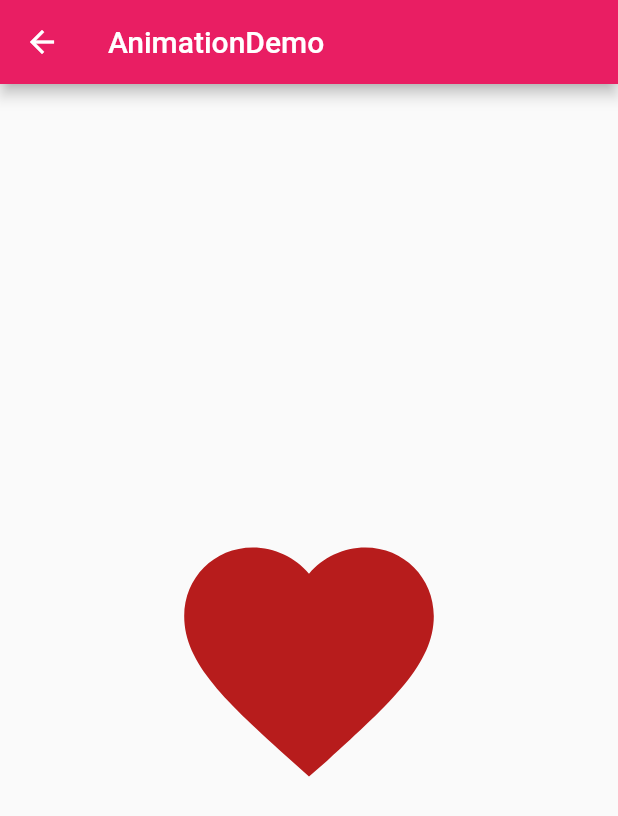
After one commit to FFFEGG/flutter_demo, a Flutter app: the AnimationDemo screen opened directly, after a tap on the "favorite" icon, on a phone screen of 412 x 824 dp. The commit adds this screen. Shown: the top 816 px of the screen. Run offline on Flutter 3.47's test engine with Material 2 defaults, Android fonts, the phone set to English and light mode, and no system bars; our stand-ins replace rxdart; network calls fail.

Commit message:
animation

```diff
--- /dev/null
+++ b/lib/demo/animation/animation/animation_demo.dart
@@ -0,0 +1,108 @@
+import 'package:flutter/material.dart';
+
+class AnimationDemo extends StatelessWidget {
+  @override
+  Widget build(BuildContext context) {
+    return Scaffold(
+      appBar: AppBar(
+        title: Text('AnimationDemo'),
+      ),
+      body: AnimationDemoHome(),
+    );
+  }
+}
+
+class AnimationDemoHome extends StatefulWidget {
+  @override
+  _AnimationDemoHomeState createState() => _AnimationDemoHomeState();
+}
+
+class _AnimationDemoHomeState extends State<AnimationDemoHome>
+    with TickerProviderStateMixin {
+  AnimationController animationControllerDemo;
+  Animation animation;
+  Animation animationColor;
+  CurvedAnimation curve;
+
+  @override
+  void initState() {
+    super.initState();
+    animationControllerDemo = AnimationController(
+//      lowerBound: 50.0,
+//      value: 50.0,
+//      upperBound: 200.0,
+      duration: Duration(milliseconds: 500),
+      vsync: this,
+    );
+
+    curve = CurvedAnimation(
+        parent: animationControllerDemo, curve: Curves.bounceIn);
+
+    animation = Tween(begin: 50.0, end: 200.0).animate(curve);
+
+    animationColor =
+        ColorTween(begin: Colors.red, end: Colors.red[900]).animate(curve);
+
+    animationControllerDemo.addListener(() {
+//      print('${animationControllerDemo.value}');
+      setState(() {});
+    });
+
+//    animationControllerDemo.forward();//开始动画
+    animationControllerDemo.addStatusListener((AnimationStatus status) {
+      print(status);
+    });
+  }
+
+  @override
+  void dispose() {
+    super.dispose();
+    animationControllerDemo.dispose();
+  }
+
+  @override
+  Widget build(BuildContext context) {
+    return Center(
+//      child: ActionChip(
+//          label: Text('${animationControllerDemo.value}'),
+//          onPressed: () {
+//            animationControllerDemo.forward();
+//          }),
+      child: AnimationHeart(
+        animations: [
+          animation,
+          animationColor
+        ],
+        controller: animationControllerDemo,
+      ),
+    );
+  }
+}
+
+class AnimationHeart extends AnimatedWidget {
+  final List animations;
+  final AnimationController controller;
+
+  AnimationHeart({
+    this.animations,
+    this.controller,
+  }) : super (listenable: controller);
+
+  @override
+  Widget build(BuildContext context) {
+    return IconButton(
+      icon: Icon(Icons.favorite),
+      iconSize: animations[0].value,
+      color: animations[1].value,
+      onPressed: () {
+        switch (controller.status) {
+          case AnimationStatus.completed:
+            controller.reverse();
+            break;
+          default:
+            controller.forward();
+        }
+      },
+    );
+  }
+}
--- a/lib/demo/material_compoments.dart
+++ b/lib/demo/material_compoments.dart
@@ -1,5 +1,6 @@
 import 'package:flutter/material.dart';
 import 'package:flutter_demo/demo/alterdialog_demo.dart';
+import 'package:flutter_demo/demo/animation/animation/animation_demo.dart';
 import 'package:flutter_demo/demo/bloc/bloc_demo.dart';
 import 'package:flutter_demo/demo/bottom_sheet_demo.dart';
 import 'package:flutter_demo/demo/card_demo.dart';
@@ -150,11 +151,19 @@ class MaterialCompomentsDmoe extends StatelessWidget {
             ),
             Divider(),
             Center(
-              child: Text('HttpDemo'),
+              child: Text('网络请求'),
             ),
             ListItem(
               title: 'HttpDemo',
               page: HttpDemo(),
+            ),
+            Divider(),
+            Center(
+              child: Text('动画'),
+            ),
+            ListItem(
+              title: 'AnimationDemo',
+              page: AnimationDemo(),
             ),
           ],
         ),
```
